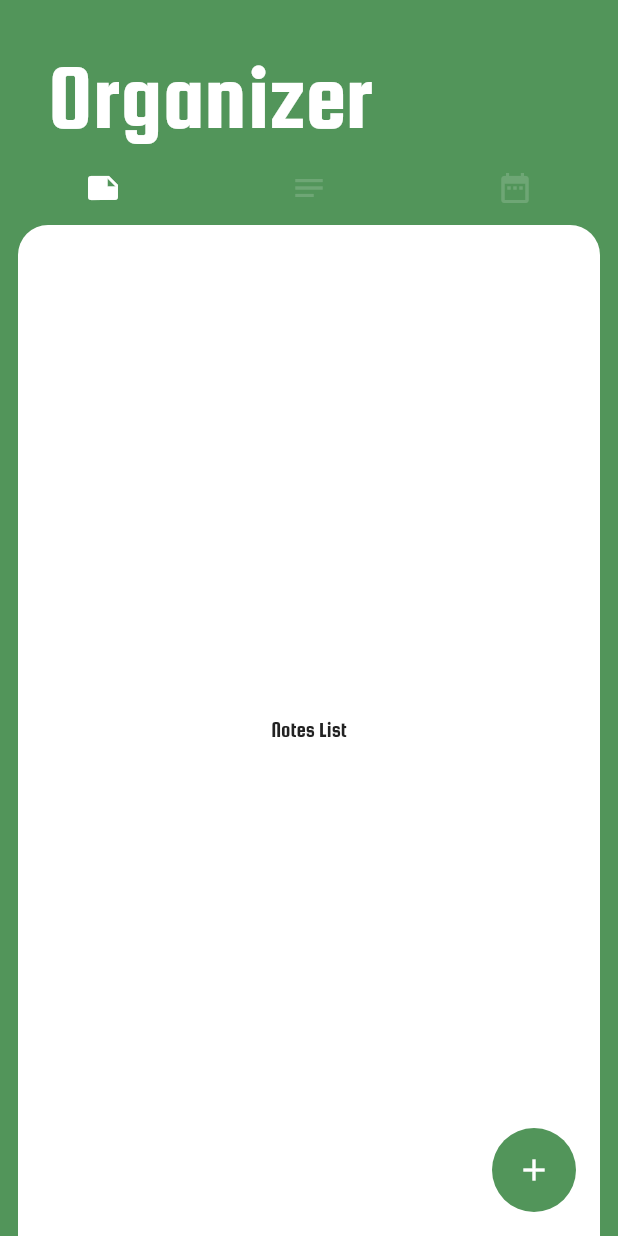
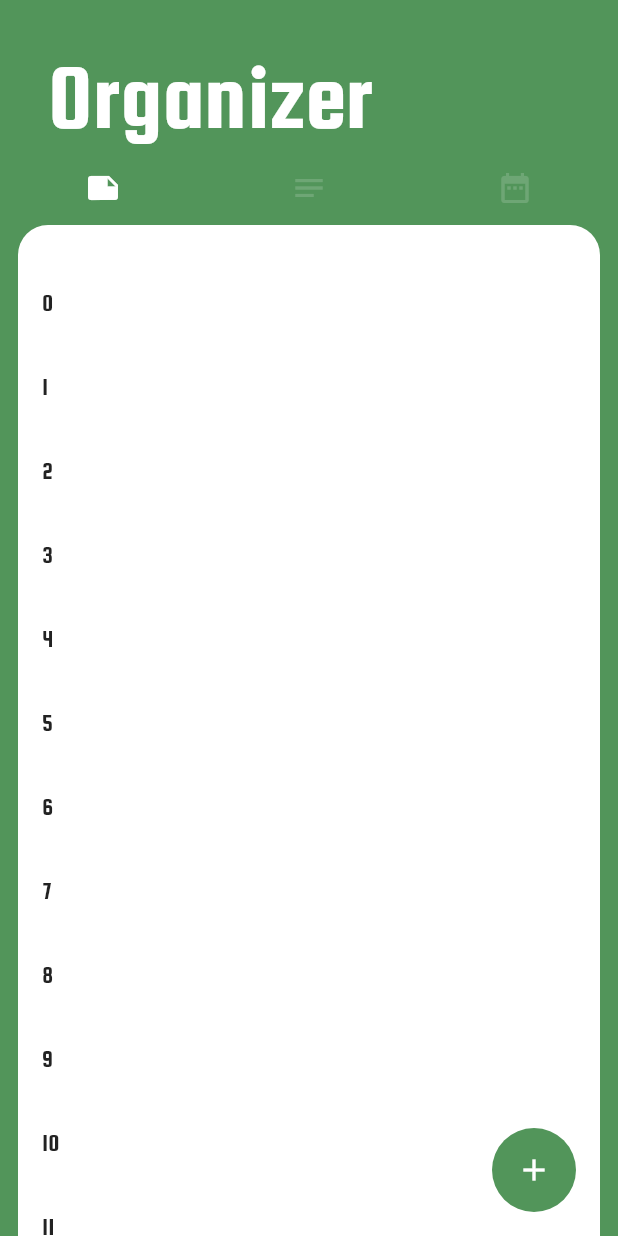
Before and after one commit to Guilherme-Calland/organizer_flutter, a Flutter app: the screen it shows after launch, after a tap on the "add" icon, after a tap on "Cancel", on a phone screen of 412 x 824 dp. Run offline on Flutter 3.47's test engine with Material 2 defaults, Android fonts, the light colour scheme and no system bars; drawn by our look-alikes of animated_text_kit; our stand-ins replace flutter_mobx, mobx, sqflite; accounts and stored records are empty; generated files the repository leaves out were written again.

Commit message:
reading from database

```diff
--- a/lib/mobx_stores/entity_store.dart
+++ b/lib/mobx_stores/entity_store.dart
@@ -1,4 +1,5 @@
 import 'package:mobx/mobx.dart';
+import 'package:organizer/model/note.dart';
 
 part 'entity_store.g.dart';
 
@@ -8,7 +9,7 @@ abstract class _EntityStore with Store {
 
   //OBSERVABLES
   @observable
-  var entityBeingEdited;
+  dynamic entityBeingEdited;
 
   @observable
   int stackIndex = 0;
@@ -17,7 +18,7 @@ abstract class _EntityStore with Store {
   List entityList = [];
 
   @observable
-  String? chosenDate = '';
+  bool initialLoadDataFlag = true;
 
   //ACTIONS
   @action
@@ -26,13 +27,19 @@ abstract class _EntityStore with Store {
   }
 
   @action
-  void setChosenDate(String? inDate){
-    chosenDate = inDate;
+  Future<void> loadData(dynamic inDatabase) async {
+    List<Map<String, dynamic>> rawData = await inDatabase.read();
+    List<Note> noteList = [];
+    rawData.forEach((element) {
+      Note note = Note.mapToNote(element);
+      noteList.add(note);
+    });
+    entityList = noteList;
   }
 
   @action
-  Future<void> loadData(dynamic inDatabase) async {
-    List<Map<String, dynamic>> rawData = await inDatabase.read();
+  void triggeredInitialLoadDataFlag(){
+    initialLoadDataFlag = false;
   }
 
 }
--- /dev/null
+++ b/lib/model/note.dart
@@ -0,0 +1,30 @@
+class Note{
+  int? id;
+  String? title;
+  String? content;
+  String? color;
+
+  Note({this.title, this.id, this.color, this.content});
+
+  Note.mapToNote(Map<String, dynamic> inMap){
+    this.id = inMap['id'];
+    this.title = inMap['title'];
+    this.content = inMap['content'];
+    this.color = inMap['color'];
+  }
+
+  Map<String, dynamic> noteToMap(){
+    Map<String, dynamic> outMap = {
+      'title' : this.title ?? '',
+      'content' : this.content ?? '',
+      'color' : this.color ?? ''
+    };
+
+    if(id != null){
+      outMap['id'] = this.id;
+    }
+
+    return outMap;
+  }
+
+}
--- a/lib/res/values.dart
+++ b/lib/res/values.dart
@@ -1,4 +1,5 @@
 import 'package:flutter/material.dart';
+import 'package:organizer/database/database_worker.dart';
 import 'package:organizer/mobx_stores/appointments/appointments_store.dart';
 import 'package:organizer/mobx_stores/notes/notes_store.dart';
 import 'package:organizer/mobx_stores/tasks/tasks_store.dart';
@@ -22,6 +23,9 @@ Map<int, Color> organizerThemeColorMap = {
 
 MaterialColor organizerThemeMaterialColor = MaterialColor(0xff52955a, organizerThemeColorMap);
 
+//NOTES
 final notesStore = NotesStore();
+final notesDB = DatabaseWorker();
+
 final appointmentsStore = AppointmentsStore();
 final tasksStore = TasksStore();
--- a/lib/tabs/notes/fragments/notes_entry.dart
+++ b/lib/tabs/notes/fragments/notes_entry.dart
@@ -1,18 +1,96 @@
 import 'package:flutter/material.dart';
+import 'package:flutter_mobx/flutter_mobx.dart';
+import 'package:organizer/model/note.dart';
+import 'package:organizer/res/utils.dart' as utils;
 import 'package:organizer/res/values.dart' as values;
+import 'package:organizer/widgets/organizer_color_sticker.dart';
+import 'package:organizer/widgets/organizer_container.dart';
 import 'package:organizer/widgets/organizer_entry_fragment.dart';
 
 class NotesEntry extends StatelessWidget {
+  final _formKey = GlobalKey<FormState>();
+
+
+
   @override
   Widget build(_) {
-    return OrganizerEntryFragment(
-      child: Center(
-        child: Text('Notes Entry'),
-      ),
-      onCancelPressed: () => values.notesStore.setStackIndex(0),
-      onSavePressed: () {
-        print('to be implemented...');
+    return Observer(
+      builder: (BuildContext inContext){
+        return OrganizerEntryFragment(
+          child: Form(
+            key: _formKey,
+            child: SingleChildScrollView(
+              child: Column(
+                children: [
+                  ListTile(
+                    leading: Icon(Icons.task),
+                    title: TextFormField(
+                      initialValue: values.notesStore.entityBeingEdited.title,
+                      decoration: InputDecoration(hintText: 'Title'),
+                      validator: (String? inValue) {
+                        if (inValue == '') {
+                          return 'Please enter a valid Title';
+                        }
+                      },
+                      onChanged: (String inValue){
+                        values.notesStore.entityBeingEdited.title = inValue;
+                      },
+                    ),
+                  ),
+                  ListTile(
+                    leading: Icon(Icons.content_paste),
+                    title: TextFormField(
+                      keyboardType: TextInputType.multiline,
+                      maxLines: 8,
+                      decoration: InputDecoration(hintText: 'Content'),
+                      onChanged: (String inValue){
+                        values.notesStore.entityBeingEdited.content = inValue;
+                      },
+                    ),
+                  ),
+                  ListTile(
+                    leading: Icon(Icons.color_lens),
+                    title: Row(
+                      mainAxisAlignment: MainAxisAlignment.spaceAround,
+                      children: [
+                        OrganizerColorSticker(inColor: Colors.red, inColorName: 'red',),
+                        OrganizerColorSticker(inColor: Colors.green, inColorName: 'green',),
+                        OrganizerColorSticker(inColor: Colors.blue, inColorName: 'blue',),
+                        OrganizerColorSticker(inColor: Colors.yellow, inColorName: 'yellow',),
+                        OrganizerColorSticker(inColor: Colors.grey, inColorName: 'grey',),
+                        OrganizerColorSticker(inColor: Colors.purple, inColorName: 'purple',),
+                      ],
+                    ),
+                  )
+                ],
+              ),
+            ),
+          ),
+          onCancelPressed: () {
+            utils.hideKeyboard(inContext);
+            values.notesStore.setStackIndex(0);
+          },
+          onSavePressed: () {
+            utils.hideKeyboard(inContext);
+            _saveNote(inContext);
+            values.notesStore.setStackIndex(0);
+          },
+        );
       },
     );
   }
+
+  _saveNote(BuildContext inContext) async{
+    if(_formKey.currentState != null){
+      if(!_formKey.currentState!.validate()){
+        return;
+      }
+    }
+    Note inNote = values.notesStore.entityBeingEdited;
+    Map<String, dynamic> inData = inNote.noteToMap();
+    int result = await values.notesDB.create(inData);
+    if(result > 0){
+      utils.showSnackBar(inContext, inText: 'Note Saved', inColor: Colors.grey);
+    }
+  }
 }
--- a/lib/tabs/notes/fragments/notes_list.dart
+++ b/lib/tabs/notes/fragments/notes_list.dart
@@ -1,4 +1,5 @@
 import 'package:flutter/material.dart';
+import 'package:organizer/model/note.dart';
 import 'package:organizer/res/values.dart' as values;
 import 'package:organizer/widgets/organizer_list_fragment.dart';
 
@@ -6,9 +7,18 @@ class NotesList extends StatelessWidget {
   @override
   Widget build(_) {
     return OrganizerListFragment(
-      onFabPressed: () => values.notesStore.setStackIndex(1),
-      child: Center(
-        child: Text('Notes List'),
+      onFabPressed: () {
+        values.notesStore.entityBeingEdited = Note();
+        values.notesStore.setColor(null);
+        values.notesStore.setStackIndex(1);
+      },
+      child: ListView.builder(
+        itemCount: 50,
+        itemBuilder: (_, int inIndex){
+          return ListTile(
+            title: Text('$inIndex'),
+          );
+        },
       ),
     );
   }
--- a/lib/tabs/notes/notes_tab.dart
+++ b/lib/tabs/notes/notes_tab.dart
@@ -1,11 +1,26 @@
 import 'package:flutter/material.dart';
 import 'package:flutter_mobx/flutter_mobx.dart';
+import 'package:organizer/model/note.dart';
 import 'package:organizer/res/values.dart' as values;
 import 'package:organizer/widgets/organizer_container.dart';
 import 'fragments/notes_entry.dart';
 import 'fragments/notes_list.dart';
 
 class NotesTab extends StatelessWidget {
+
+  NotesTab(){
+    if(values.notesStore.entityBeingEdited == null){
+      values.notesStore.entityBeingEdited = Note();
+    }
+
+    if(values.notesStore.initialLoadDataFlag){
+      values.notesStore.triggeredInitialLoadDataFlag();
+      values.notesStore.loadData(values.notesDB);
+    }
+
+    print(values.notesStore.entityList);
+  }
+
   @override
   Widget build(_) {
     return OrganizerContainer(
--- /dev/null
+++ b/lib/widgets/organizer_color_sticker.dart
@@ -0,0 +1,35 @@
+import 'package:flutter/material.dart';
+import 'package:flutter_mobx/flutter_mobx.dart';
+import 'package:organizer/res/values.dart' as values;
+import 'organizer_container.dart';
+
+class OrganizerColorSticker extends StatelessWidget {
+  final String inColorName;
+  final Color inColor;
+  OrganizerColorSticker({required this.inColorName, required this.inColor});
+
+  @override
+  Widget build(BuildContext context) {
+    return Observer(
+      builder: (_){
+        return GestureDetector(
+            behavior: HitTestBehavior.translucent,
+            child: OrganizerContainer(
+              borderRadius: 2,
+              color: values.notesStore.color == inColorName ? inColor : Colors.white,
+              child: OrganizerContainer(
+                borderRadius: 2,
+                color: inColor,
+                margin: EdgeInsets.all(6.0),
+                size: 18.0,
+              ),
+            ),
+            onTap:() {
+              values.notesStore.setColor( inColorName );
+              values.notesStore.entityBeingEdited.color = inColorName;
+            }
+        );
+      },
+    );
+  }
+}
--- a/lib/widgets/organizer_container.dart
+++ b/lib/widgets/organizer_container.dart
@@ -1,24 +1,28 @@
 import 'package:flutter/material.dart';
 
 class OrganizerContainer extends StatelessWidget {
-  final Widget child;
+  final Widget? child;
   final double? borderRadius;
   final Color? color;
   final bool? bottomRounded;
   final EdgeInsets? margin;
+  final double? size;
 
   OrganizerContainer({
-    required this.child,
+    this.child,
     this.color,
     this.borderRadius,
     this.bottomRounded,
-    this.margin
+    this.margin,
+    this.size
   });
 
   @override
   Widget build(_) {
     return Container(
-      margin: margin ?? null,
+      width: size,
+      height: size,
+      margin: margin,
       decoration: BoxDecoration(
         color: color ?? Colors.white,
         borderRadius: BorderRadius.only(
--- a/lib/widgets/organizer_entry_fragment.dart
+++ b/lib/widgets/organizer_entry_fragment.dart
@@ -13,9 +13,9 @@ class OrganizerEntryFragment extends StatelessWidget {
     return Container(
       padding: EdgeInsets.only(left: 12, right: 12, top: 24),
       child: Column(
+        mainAxisAlignment: MainAxisAlignment.spaceBetween,
         children: [
-          child,
-          Spacer(),
+          Expanded(child: child),
           Row(
             mainAxisAlignment: MainAxisAlignment.spaceEvenly,
             children: [
--- a/lib/widgets/organizer_list_fragment.dart
+++ b/lib/widgets/organizer_list_fragment.dart
@@ -7,7 +7,9 @@ class OrganizerListFragment extends StatelessWidget {
 
   @override
   Widget build(BuildContext context) {
-    return Scaffold(
+    return Padding(
+      padding: EdgeInsets.only(top: 24),
+      child: Scaffold(
         backgroundColor: Colors.transparent,
         floatingActionButton: FloatingActionButton(
           elevation: 0,
@@ -15,6 +17,7 @@ class OrganizerListFragment extends StatelessWidget {
           onPressed: onFabPressed
         ),
         body: child,
+      ),
     );
   }
 }
```
Also changed, not shown: lib/database/database_worker.dart (added, +38 -0 lines), lib/res/utils.dart (+16 -0 lines), lib/database/database_helper.dart (deleted), lib/mobx_stores/entity_store.g.dart. Lines whose indentation alone changed are shown as unchanged.
